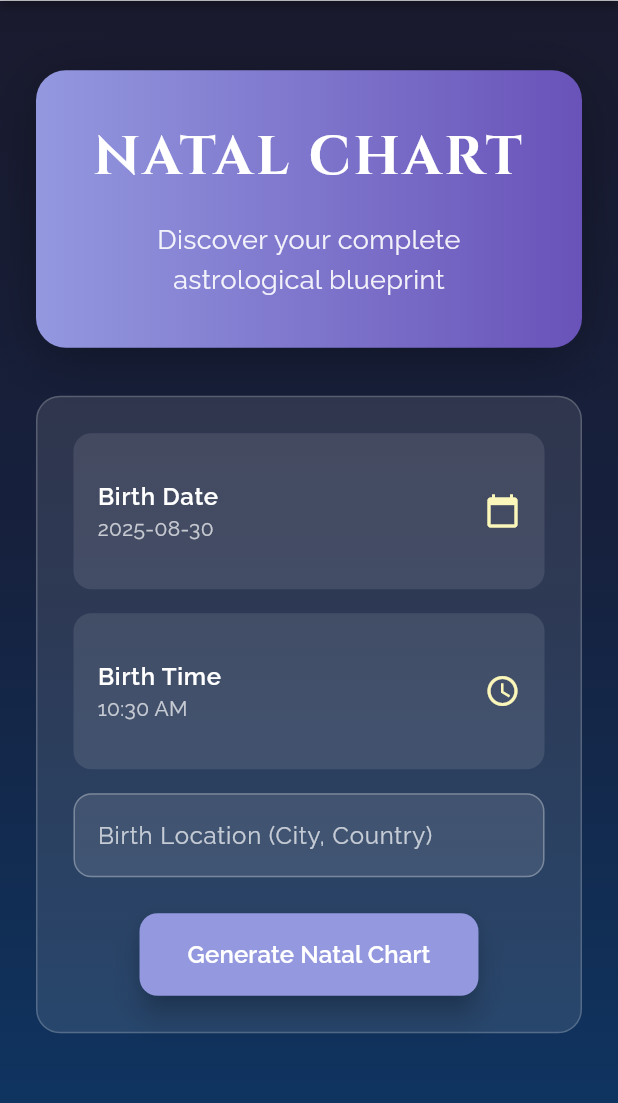
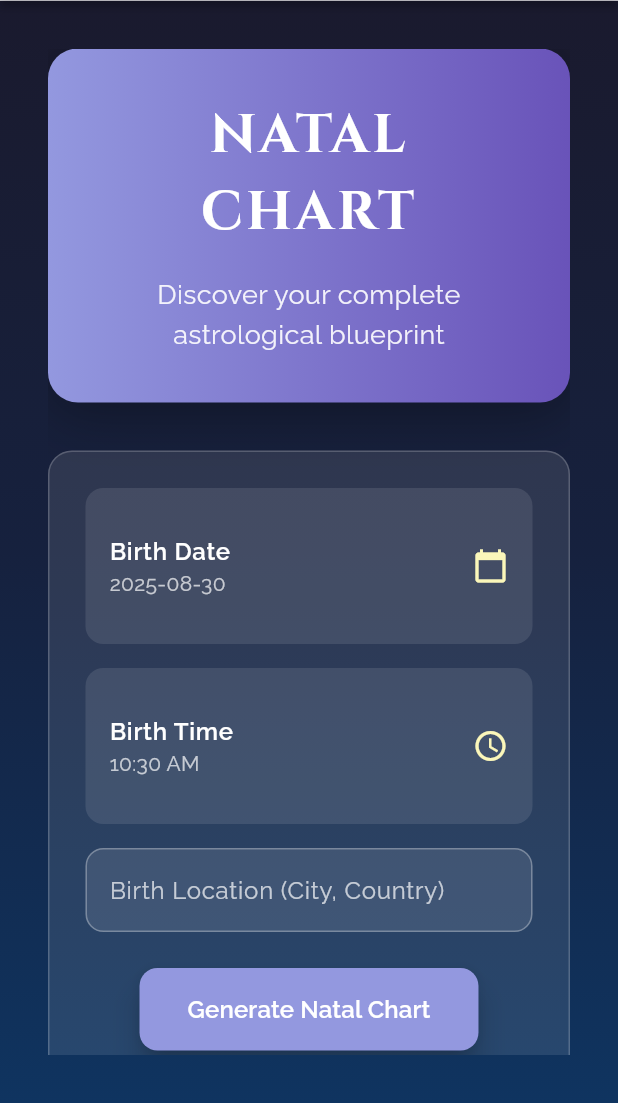
Before and after one commit to sailing-together/AstroAI, a Flutter app: the NatalChartPage screen opened by its route, on a phone screen of 412 x 824 dp, the part 133-1236 px from its top. Run offline on Flutter 3.47's test engine with Material 3 defaults, Android fonts, the phone set to English and light mode, and no system bars; our stand-ins replace google_fonts; missing offline and left inert: dart:html; accounts and stored records are empty; network calls fail.

Commit message:
change pages style

```diff
--- a/frontend/flutter/lib/pages/natal_chart_page.dart
+++ b/frontend/flutter/lib/pages/natal_chart_page.dart
@@ -209,8 +209,8 @@ class _NatalChartPageState extends State<NatalChartPage> {
               ),
               child: Center(
                 child: Container(
-                  constraints: const BoxConstraints(maxWidth: 1152),
-                  padding: const EdgeInsets.all(24),
+                  constraints: const BoxConstraints(maxWidth: 1440),
+                  padding: const EdgeInsets.all(32),
                   child: SingleChildScrollView(
                     child: Column(
                       crossAxisAlignment: CrossAxisAlignment.stretch,
```
Also changed, not shown: frontend/flutter/lib/pages.dart (+12 -3 lines), 2 other files.
